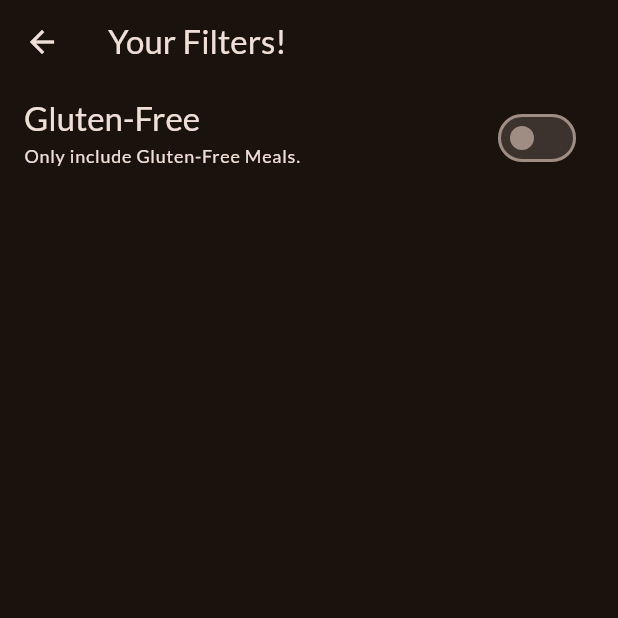
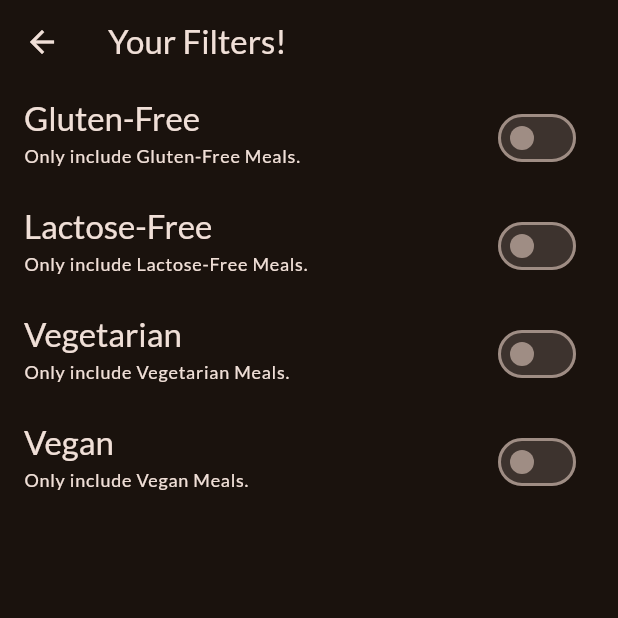
Before and after one commit to Defalt2-O/meals_app, a Flutter app: the FiltersScreen screen opened directly, on a phone screen of 412 x 824 dp, the top half of it. Run offline on Flutter 3.47's test engine with Material 3 defaults, Android fonts, the phone set to English and light mode, and no system bars; our stand-ins replace google_fonts, transparent_image.

Commit message:
All Filter switches added

```diff
--- a/lib/screens/filters.dart
+++ b/lib/screens/filters.dart
@@ -11,6 +11,9 @@ class FiltersScreen extends StatefulWidget {
 
 class _FiltersScreenState extends State<FiltersScreen> {
   var _glutenFreeFilterSet = false;
+  var _lactoseFreeFilterSet = false;
+  var _vegetarianFilterSet = false;
+  var _veganFilterSet = false;
 
   @override
   Widget build(BuildContext context) {
@@ -55,6 +58,69 @@ class _FiltersScreenState extends State<FiltersScreen> {
             ),
             activeColor: Theme.of(context).colorScheme.onSecondaryContainer,
           ),
+          SwitchListTile(
+            value: _lactoseFreeFilterSet,
+            onChanged: (isChecked) {
+              setState(() {
+                _lactoseFreeFilterSet = isChecked;
+              });
+            },
+            title: Text(
+              'Lactose-Free',
+              style: Theme.of(context).textTheme.titleLarge!.copyWith(
+                    color: Theme.of(context).colorScheme.onBackground,
+                  ),
+            ),
+            subtitle: Text(
+              'Only include Lactose-Free Meals.',
+              style: Theme.of(context).textTheme.labelMedium!.copyWith(
+                    color: Theme.of(context).colorScheme.onBackground,
+                  ),
+            ),
+            activeColor: Theme.of(context).colorScheme.onSecondaryContainer,
+          ),
+          SwitchListTile(
+            value: _vegetarianFilterSet,
+            onChanged: (isChecked) {
+              setState(() {
+                _vegetarianFilterSet = isChecked;
+              });
+            },
+            title: Text(
+              'Vegetarian',
+              style: Theme.of(context).textTheme.titleLarge!.copyWith(
+                    color: Theme.of(context).colorScheme.onBackground,
+                  ),
+            ),
+            subtitle: Text(
+              'Only include Vegetarian Meals.',
+              style: Theme.of(context).textTheme.labelMedium!.copyWith(
+                    color: Theme.of(context).colorScheme.onBackground,
+                  ),
+            ),
+            activeColor: Theme.of(context).colorScheme.onSecondaryContainer,
+          ),
+          SwitchListTile(
+            value: _veganFilterSet,
+            onChanged: (isChecked) {
+              setState(() {
+                _veganFilterSet = isChecked;
+              });
+            },
+            title: Text(
+              'Vegan',
+              style: Theme.of(context).textTheme.titleLarge!.copyWith(
+                    color: Theme.of(context).colorScheme.onBackground,
+                  ),
+            ),
+            subtitle: Text(
+              'Only include Vegan Meals.',
+              style: Theme.of(context).textTheme.labelMedium!.copyWith(
+                    color: Theme.of(context).colorScheme.onBackground,
+                  ),
+            ),
+            activeColor: Theme.of(context).colorScheme.onSecondaryContainer,
+          ),
         ],
       ),
     );
```
